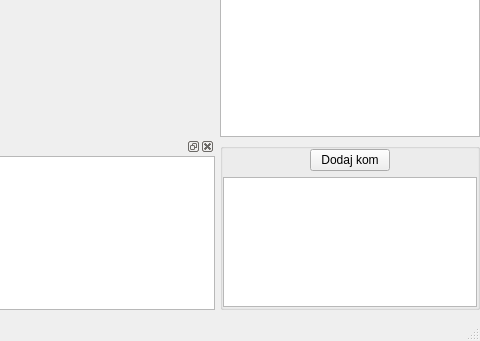
Before: the Qt Designer form Zwrotomat/Mainwindow.ui in ErySzmyt/Zwrotomat, drawn with Qt 5; both pictures show x 677 to 1157 and y 320 to 661 of the 1157 by 661 pixel window.
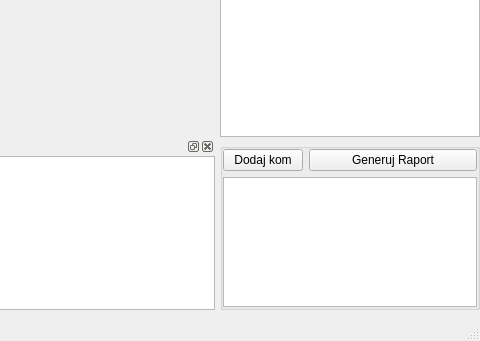
After: the same form once the commit is applied. Custom widgets are drawn as their Qt base class.

Commit message: add addreport button and some logic

Diff of the .ui file:
```diff
--- a/Zwrotomat/Mainwindow.ui
+++ b/Zwrotomat/Mainwindow.ui
@@ -193,6 +193,13 @@
                    </property>
                   </widget>
                  </item>
+                 <item>
+                  <widget class="QPushButton" name="pushButton">
+                   <property name="text">
+                    <string>Generuj Raport</string>
+                   </property>
+                  </widget>
+                 </item>
                 </layout>
                </item>
               </layout>
```
The commit also changes 10 other files.
